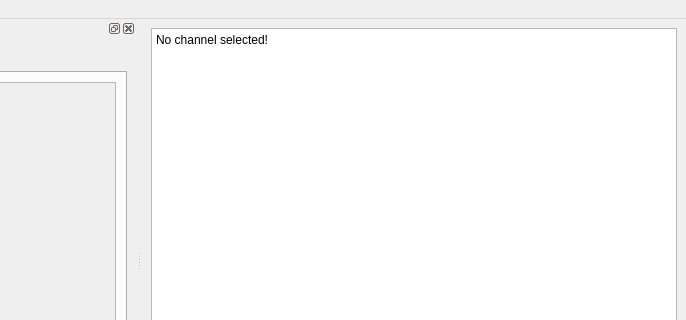
Qt form src/ui/main.ui (mak448a/Qtcord) before a commit; both pictures show x 154 to 840 and y 0 to 320 of the 840 by 500 pixel window.
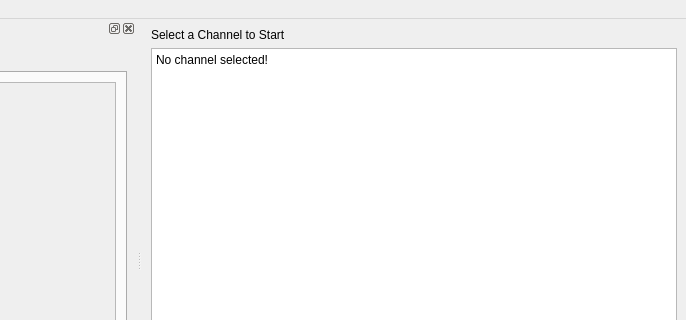
The same form after that commit.

Commit message:
Add a channel indicator (#61, #48)
* Add a channel indicator

Diff of the .ui file:
```diff
--- a/src/ui/main.ui
+++ b/src/ui/main.ui
@@ -17,6 +17,16 @@
    <layout class="QHBoxLayout" name="horizontalLayout_4">
     <item>
      <layout class="QVBoxLayout" name="verticalLayout">
+      <item>
+       <widget class="QLabel" name="channel_label">
+        <property name="text">
+         <string>Select a Channel to Start</string>
+        </property>
+        <property name="margin">
+         <number>2</number>
+        </property>
+       </widget>
+      </item>
       <item>
        <widget class="QScrollArea" name="scrollArea">
         <property name="frameShape">
```
The commit also changes 2 other files.
